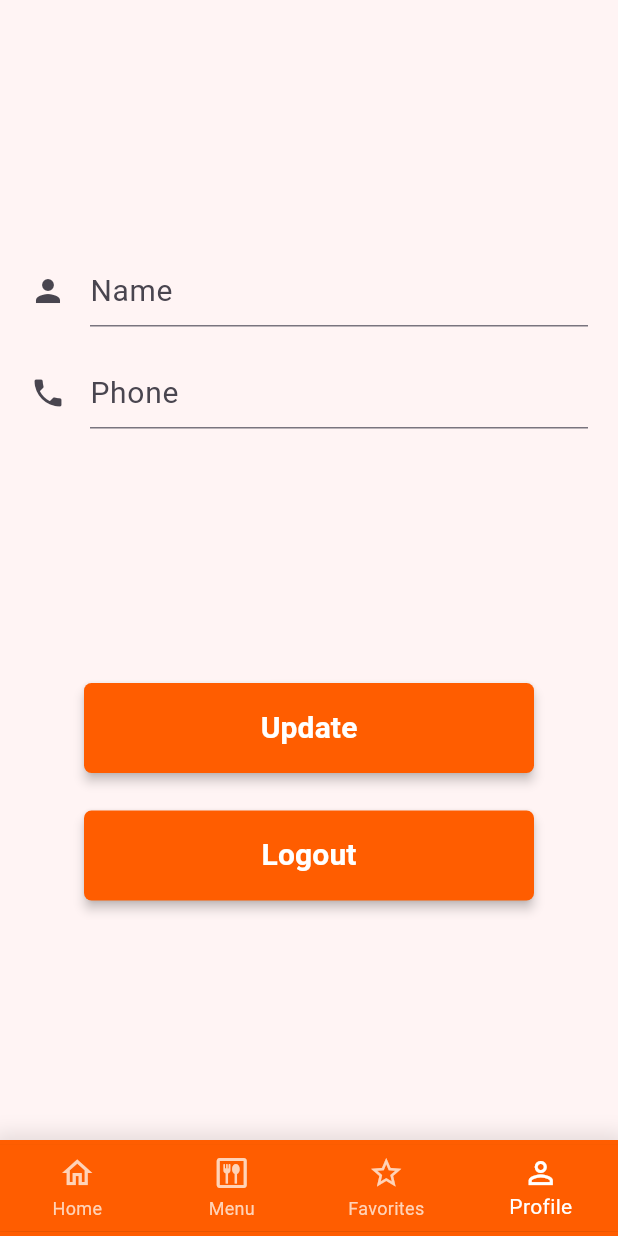
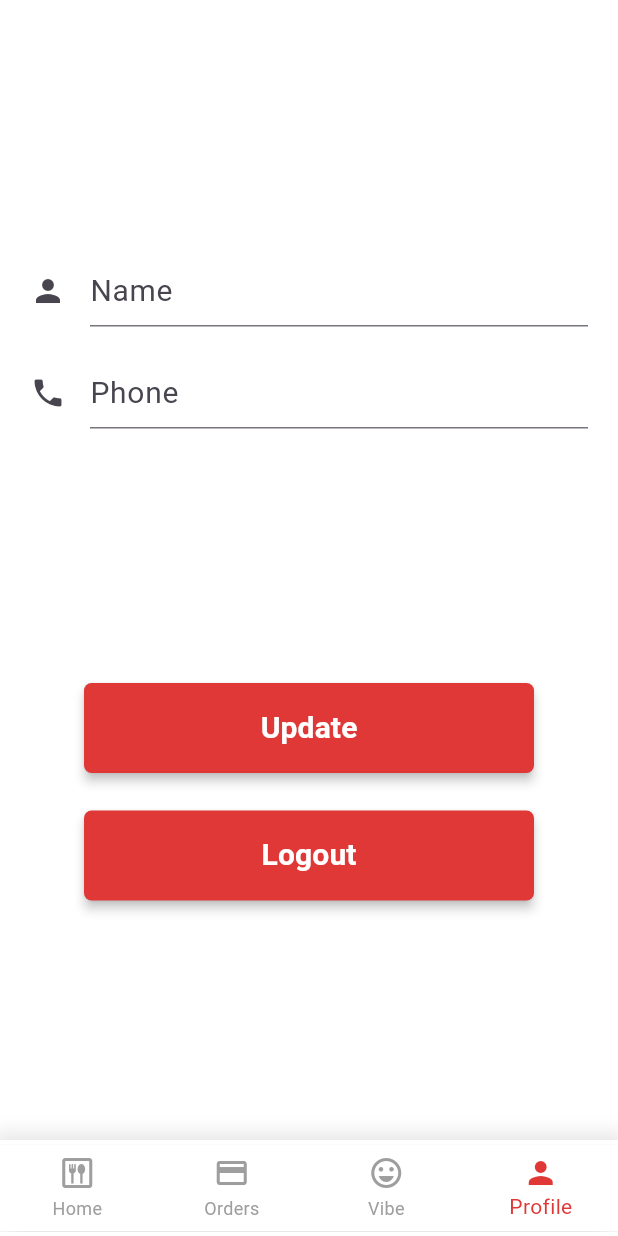
Before and after one commit to jaishree29/digital_canteen, a Flutter app: the NavigationPage screen opened directly, item 4 of the bottom bar chosen, on a phone screen of 412 x 824 dp. Run offline on Flutter 3.47's test engine with Material 3 defaults, Android fonts, the light colour scheme and no system bars; our stand-ins replace cloud_firestore, firebase_auth, firebase_core, google_sign_in, shared_preferences; accounts and stored records are empty.

Commit message:
Few UI changes

```diff
--- a/lib/utils/constants/colors.dart
+++ b/lib/utils/constants/colors.dart
@@ -3,7 +3,7 @@ import 'dart:ui';
 class NColors {
   NColors._();
 
-  static const Color primary = Color(0xffff5d00);
-  static const Color secondary = Color.fromARGB(255, 255, 244, 244);
-  static const Color lightOne = Color.fromARGB(255, 255, 211, 184);
+  static const Color primary = Color(0xffE03737);
+  static const Color secondary = Color(0xff9E9E9E);
+  static const Color lightGrey = Color(0xffE0E0E0);
 }
--- a/lib/views/navigation_page.dart
+++ b/lib/views/navigation_page.dart
@@ -28,7 +28,7 @@ class _NavigationPageState extends State<NavigationPage> {
       bottomNavigationBar: Container(
         padding: const EdgeInsets.symmetric(vertical: 3),
         decoration: BoxDecoration(
-          color: NColors.primary, // Background color of the navigation bar
+          color: Colors.white, // Background color of the navigation bar
           boxShadow: [
             BoxShadow(
               color: Colors.black.withOpacity(0.1), // Shadow color
@@ -39,31 +39,31 @@ class _NavigationPageState extends State<NavigationPage> {
         ),
         child: ClipRRect(
           child: BottomNavigationBar(
-            backgroundColor: NColors.primary,
+            backgroundColor: Colors.white,
             currentIndex: myCurrentIndex,
             onTap: (index) {
               setState(() {
                 myCurrentIndex = index;
               });
             },
-            selectedItemColor: Colors.white, // Color when an item is selected
-            unselectedItemColor: NColors.lightOne,
+            selectedItemColor: NColors.primary, // Color when an item is selected
+            unselectedItemColor: NColors.secondary,
             type: BottomNavigationBarType.fixed,
             items: const [
               BottomNavigationBarItem(
-                icon: Icon(Icons.home_outlined),
+                icon: Icon(Icons.dining_outlined),
                 label: 'Home',
               ),
               BottomNavigationBarItem(
-                icon: Icon(Icons.dining_outlined),
-                label: 'Menu',
+                icon: Icon(Icons.payment),
+                label: 'Orders',
               ),
               BottomNavigationBarItem(
-                icon: Icon(Icons.star_border_outlined),
-                label: 'Favorites',
+                icon: Icon(Icons.emoji_emotions_outlined),
+                label: 'Vibe',
               ),
               BottomNavigationBarItem(
-                icon: Icon(Icons.person_outline),
+                icon: Icon(Icons.person),
                 label: 'Profile',
               ),
             ],
--- a/lib/views/splash_screen.dart
+++ b/lib/views/splash_screen.dart
@@ -1,8 +1,8 @@
 import 'dart:async';
 
 import 'package:digital_canteen/utils/constants/colors.dart';
-import 'package:digital_canteen/views/get_started.dart';
 import 'package:digital_canteen/views/navigation_page.dart';
+import 'package:digital_canteen/views/sign_up_screen.dart';
 import 'package:flutter/material.dart';
 import 'package:shared_preferences/shared_preferences.dart';
 
@@ -34,13 +34,13 @@ class SplashScreenState extends State<SplashScreen> {
         } else {
           Navigator.pushReplacement(
             context,
-            MaterialPageRoute(builder: (context) => const GetStartedScreen()),
+            MaterialPageRoute(builder: (context) => const SignUpScreen()),
           );
         }
       } else {
         Navigator.pushReplacement(
           context,
-          MaterialPageRoute(builder: (context) => const GetStartedScreen()),
+          MaterialPageRoute(builder: (context) => const SignUpScreen()),
         );
       }
     });
```
Also changed, not shown: lib/app.dart (+11 -5 lines), lib/views/home_screen.dart (+37 -1 lines), lib/widgets/search_bar.dart (added, +45 -0 lines).
